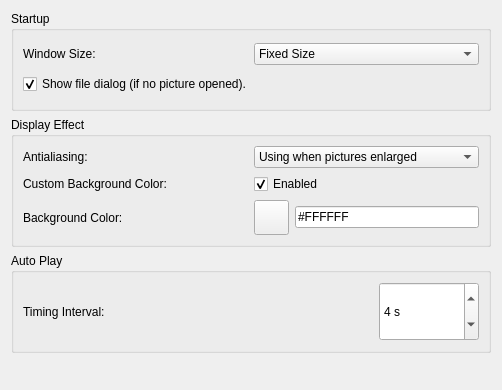
The window that settingwidget.ui (yuezhao/ezviewer) describes before a commit, drawn with Qt 5.
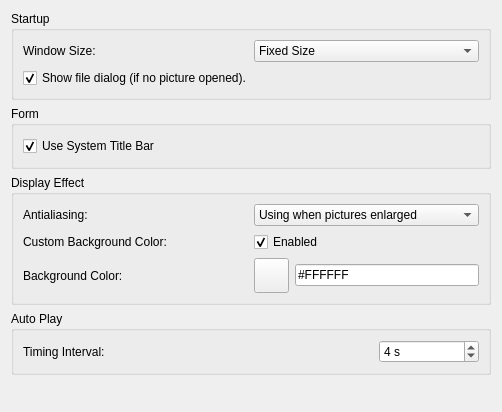
The same window after the commit.

Patch:
```diff
--- a/settingwidget.ui
+++ b/settingwidget.ui
@@ -7,7 +7,7 @@
     <x>0</x>
     <y>0</y>
     <width>502</width>
-    <height>390</height>
+    <height>412</height>
    </rect>
   </property>
   <property name="windowTitle">
@@ -64,7 +64,7 @@
      </layout>
     </widget>
    </item>
-   <item row="3" column="0">
+   <item row="4" column="0">
     <layout class="QHBoxLayout" name="horizontalLayout">
      <item>
       <spacer name="horizontalSpacer">
@@ -88,7 +88,7 @@
      </item>
     </layout>
    </item>
-   <item row="1" column="0">
+   <item row="2" column="0">
     <widget class="QGroupBox" name="groupBox_2">
      <property name="title">
       <string>Display Effect</string>
@@ -207,7 +207,7 @@
      </layout>
     </widget>
    </item>
-   <item row="2" column="0">
+   <item row="3" column="0">
     <widget class="QGroupBox" name="groupBox_3">
      <property name="title">
       <string>Auto Play</string>
@@ -257,6 +257,25 @@
      </layout>
     </widget>
    </item>
+   <item row="1" column="0">
+    <widget class="QGroupBox" name="groupBox_4">
+     <property name="title">
+      <string>Form</string>
+     </property>
+     <layout class="QGridLayout" name="gridLayout_5">
+      <item row="0" column="0">
+       <widget class="QCheckBox" name="titleBarCheckBox">
+        <property name="text">
+         <string>Use System Title Bar</string>
+        </property>
+        <property name="checked">
+         <bool>true</bool>
+        </property>
+       </widget>
+      </item>
+     </layout>
+    </widget>
+   </item>
   </layout>
  </widget>
  <resources/>
```
